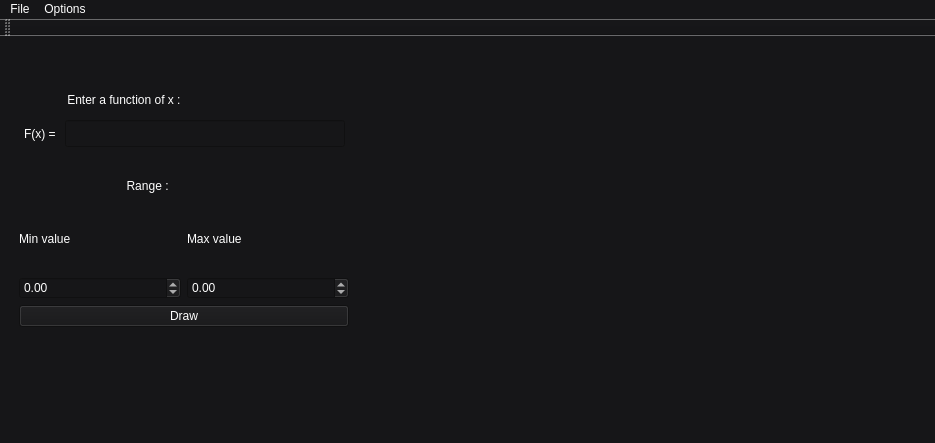
Before: the Qt Designer form mainwindow.ui in Maher-Magdy/Function-Plotter, drawn with Qt 5.
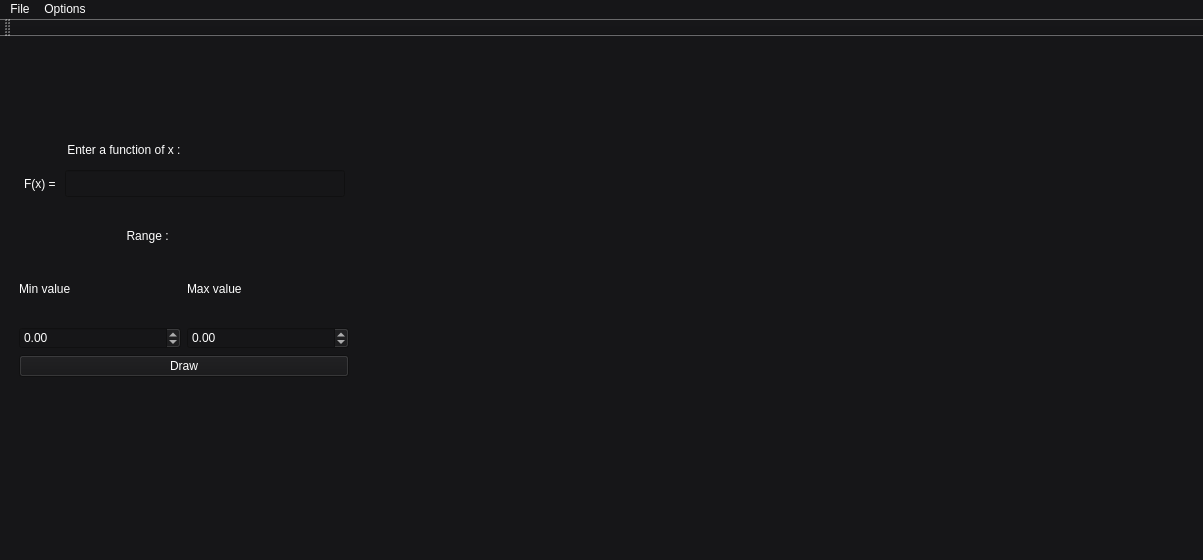
After: the same form once the commit is applied. Custom widgets are drawn as their Qt base class.

Patch:
```diff
--- a/mainwindow.ui
+++ b/mainwindow.ui
@@ -6,8 +6,8 @@
    <rect>
     <x>0</x>
     <y>0</y>
-    <width>935</width>
-    <height>443</height>
+    <width>1203</width>
+    <height>560</height>
    </rect>
   </property>
   <property name="font">
@@ -34,10 +34,10 @@
    <widget class="QCustomPlot" name="widget" native="true">
     <property name="geometry">
      <rect>
-      <x>380</x>
+      <x>400</x>
       <y>20</y>
-      <width>480</width>
-      <height>320</height>
+      <width>690</width>
+      <height>460</height>
      </rect>
     </property>
     <property name="styleSheet">
@@ -51,7 +51,7 @@
     <property name="geometry">
      <rect>
       <x>70</x>
-      <y>140</y>
+      <y>190</y>
       <width>140</width>
       <height>19</height>
      </rect>
@@ -64,7 +64,7 @@
     <property name="geometry">
      <rect>
       <x>19</x>
-      <y>170</y>
+      <y>220</y>
       <width>330</width>
       <height>121</height>
      </rect>
@@ -132,7 +132,7 @@
     <property name="geometry">
      <rect>
       <x>24</x>
-      <y>50</y>
+      <y>100</y>
       <width>321</width>
       <height>61</height>
      </rect>
@@ -180,7 +180,7 @@
     <rect>
      <x>0</x>
      <y>0</y>
-     <width>935</width>
+     <width>1203</width>
      <height>24</height>
     </rect>
    </property>
```
